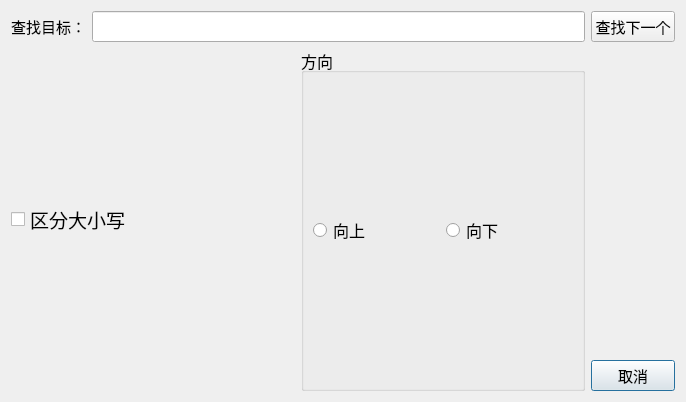
The window that EditBook/searchdialog.ui (cLepins/QtRepo) describes before a commit, drawn with Qt 5.
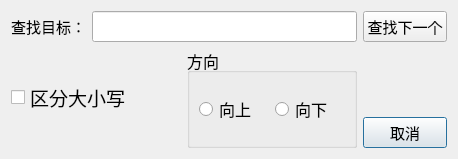
The same window after the commit.

Diff of the .ui file:
```diff
--- a/EditBook/searchdialog.ui
+++ b/EditBook/searchdialog.ui
@@ -6,8 +6,8 @@
    <rect>
     <x>0</x>
     <y>0</y>
-    <width>686</width>
-    <height>402</height>
+    <width>458</width>
+    <height>159</height>
    </rect>
   </property>
   <property name="font">
```
Left out of the diff: 10 changed lines with no effect on the pictures.
